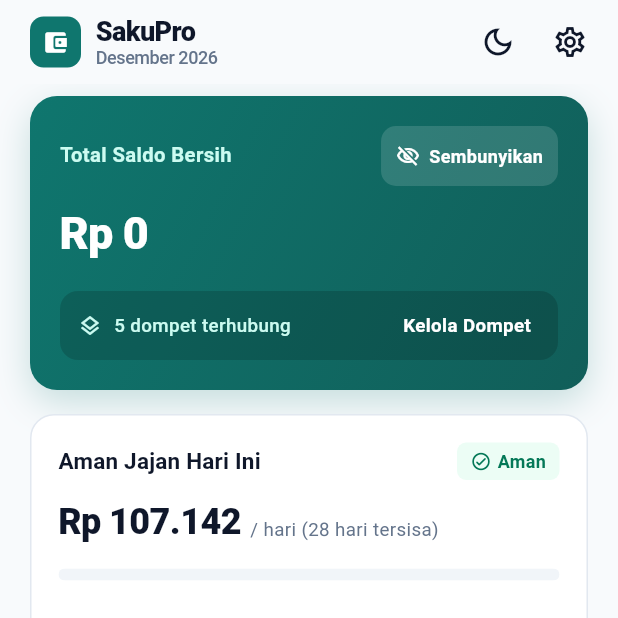
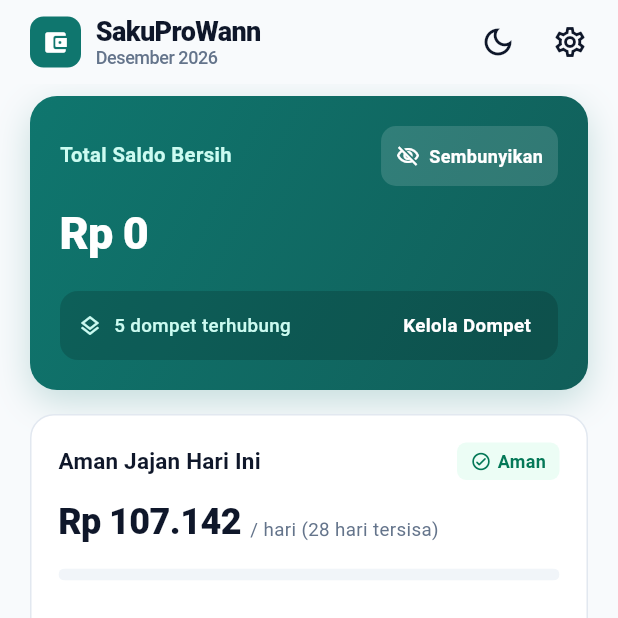
Before and after one commit to indrawanprasetyo5-bit/SakuPro, a Flutter app: the screen it shows after launch, on a phone screen of 412 x 824 dp, the top half of it. Run offline on Flutter 3.47's test engine with Material 3 defaults, Android fonts, the phone set to English and light mode, and no system bars; our stand-ins replace image_picker, local_auth, material_ui, share_plus, sqflite; missing offline and left inert: excel, google_mlkit_text_recognition; accounts and stored records are empty.

Commit message:
chore: unify app branding to SakuProWann across UI, exports, and README

```diff
--- a/lib/screens/app_shell.dart
+++ b/lib/screens/app_shell.dart
@@ -46,7 +46,7 @@ class _AppShellState extends State<AppShell> {
                 children: <Widget>[
                   CircularProgressIndicator(),
                   SizedBox(height: 14),
-                  Text('Menyiapkan brankas lokal SakuPro...'),
+                  Text('Menyiapkan brankas lokal SakuProWann...'),
                 ],
               ),
             ),
--- a/lib/screens/home_screen.dart
+++ b/lib/screens/home_screen.dart
@@ -108,7 +108,7 @@ class HomeScreen extends StatelessWidget {
               crossAxisAlignment: CrossAxisAlignment.start,
               children: <Widget>[
                 const Text(
-                  'SakuPro',
+                  'SakuProWann',
                   style: TextStyle(
                     fontSize: 18,
                     fontWeight: FontWeight.w800,
--- a/lib/screens/pin_lock_screen.dart
+++ b/lib/screens/pin_lock_screen.dart
@@ -134,7 +134,7 @@ class _PinLockScreenState extends State<PinLockScreen> {
                     ),
                     const SizedBox(height: 18),
                     Text(
-                      'SakuPro Terkunci',
+                      'SakuProWann Terkunci',
                       style: Theme.of(context).textTheme.headlineMedium,
                     ),
                     const SizedBox(height: 6),
--- a/lib/services/export_backup_service.dart
+++ b/lib/services/export_backup_service.dart
@@ -61,7 +61,7 @@ class ExportBackupService {
     };
 
     sheet.appendRow(<CellValue>[
-      TextCellValue('LAPORAN KEUANGAN SAKUPRO - $monthLabel'),
+      TextCellValue('LAPORAN KEUANGAN SAKUPROWANN - $monthLabel'),
     ]);
     sheet.appendRow(<CellValue>[
       TextCellValue(
@@ -157,7 +157,7 @@ class ExportBackupService {
     );
     final ym =
         '${month.year}${month.month.toString().padLeft(2, '0')}';
-    final fileName = 'SakuPro_Laporan_$ym.xlsx';
+    final fileName = 'SakuProWann_Laporan_$ym.xlsx';
     final xFile = await createShareableTempFile(
       bytes: bytes,
       fileName: fileName,
@@ -166,8 +166,8 @@ class ExportBackupService {
     );
     await Share.shareXFiles(
       <XFile>[xFile],
-      subject: 'Laporan Keuangan SakuPro $ym',
-      text: 'Laporan transaksi bulanan SakuPro ($ym)',
+      subject: 'Laporan Keuangan SakuProWann $ym',
+      text: 'Laporan transaksi bulanan SakuProWann ($ym)',
     );
   }
 
@@ -183,7 +183,7 @@ class ExportBackupService {
     final map = Map<String, Object?>.from(decoded);
     if (map['app'] != 'saku_pro' || map['wallets'] is! List) {
       throw const FormatException(
-        'Data bukan berkas backup SakuPro yang sah.',
+        'Data bukan berkas backup SakuProWann yang sah.',
       );
     }
     return map;
@@ -193,7 +193,7 @@ class ExportBackupService {
     final jsonString = encodeBackupJson(snapshot);
     final bytes = Uint8List.fromList(utf8.encode(jsonString));
     final stamp = DateFormat('yyyyMMdd_HHmm').format(DateTime.now());
-    final fileName = 'SakuPro_Backup_$stamp.json';
+    final fileName = 'SakuProWann_Backup_$stamp.json';
     final xFile = await createShareableTempFile(
       bytes: bytes,
       fileName: fileName,
@@ -201,8 +201,8 @@ class ExportBackupService {
     );
     await Share.shareXFiles(
       <XFile>[xFile],
-      subject: 'Backup Data SakuPro',
-      text: 'Cadangan data lokal SakuPro ($stamp)',
+      subject: 'Backup Data SakuProWann',
+      text: 'Cadangan data lokal SakuProWann ($stamp)',
     );
   }
 }
--- a/lib/services/security_service.dart
+++ b/lib/services/security_service.dart
@@ -29,7 +29,7 @@ class BiometricAuthService {
     }
     try {
       return await _auth.authenticate(
-        localizedReason: 'Buka kunci privasi SakuPro',
+        localizedReason: 'Buka kunci privasi SakuProWann',
         options: const AuthenticationOptions(
           biometricOnly: false,
           stickyAuth: true,
--- a/lib/widgets/settings_sheet.dart
+++ b/lib/widgets/settings_sheet.dart
@@ -181,7 +181,7 @@ class _SettingsSectionPanelState extends State<SettingsSectionPanel> {
     if (restored == true && mounted) {
       ScaffoldMessenger.of(context).showSnackBar(
         const SnackBar(
-          content: Text('Seluruh data SakuPro berhasil dipulihkan dari JSON.'),
+          content: Text('Seluruh data SakuProWann berhasil dipulihkan dari JSON.'),
         ),
       );
     }
```
Also changed, not shown: 1 other file.
